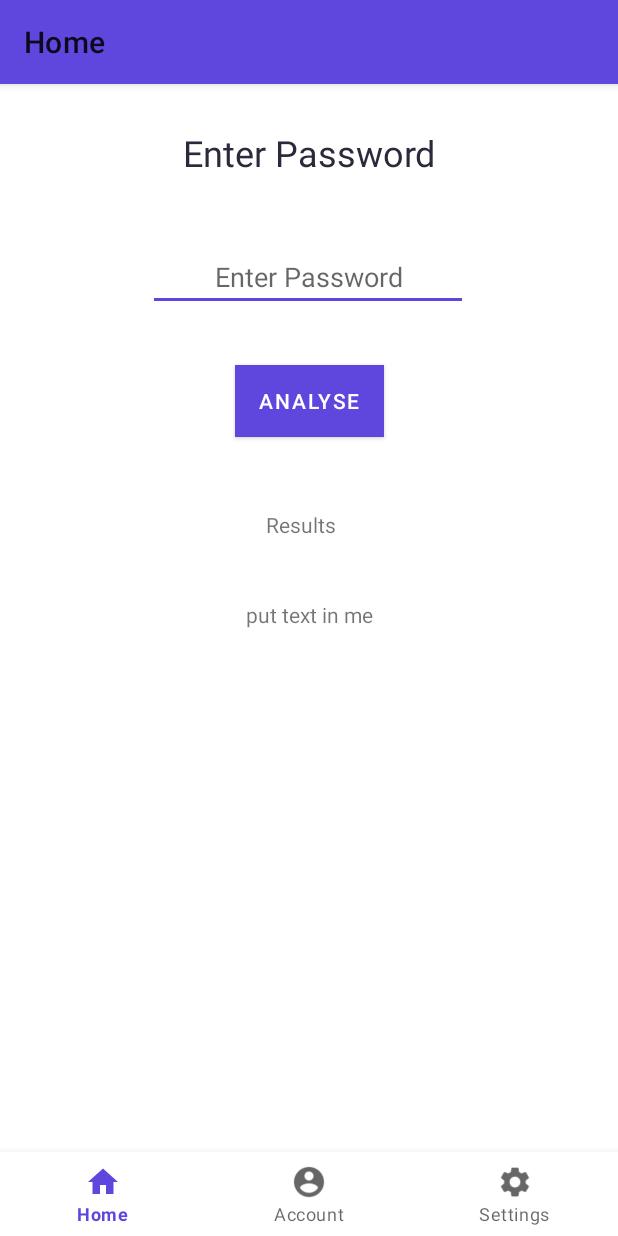
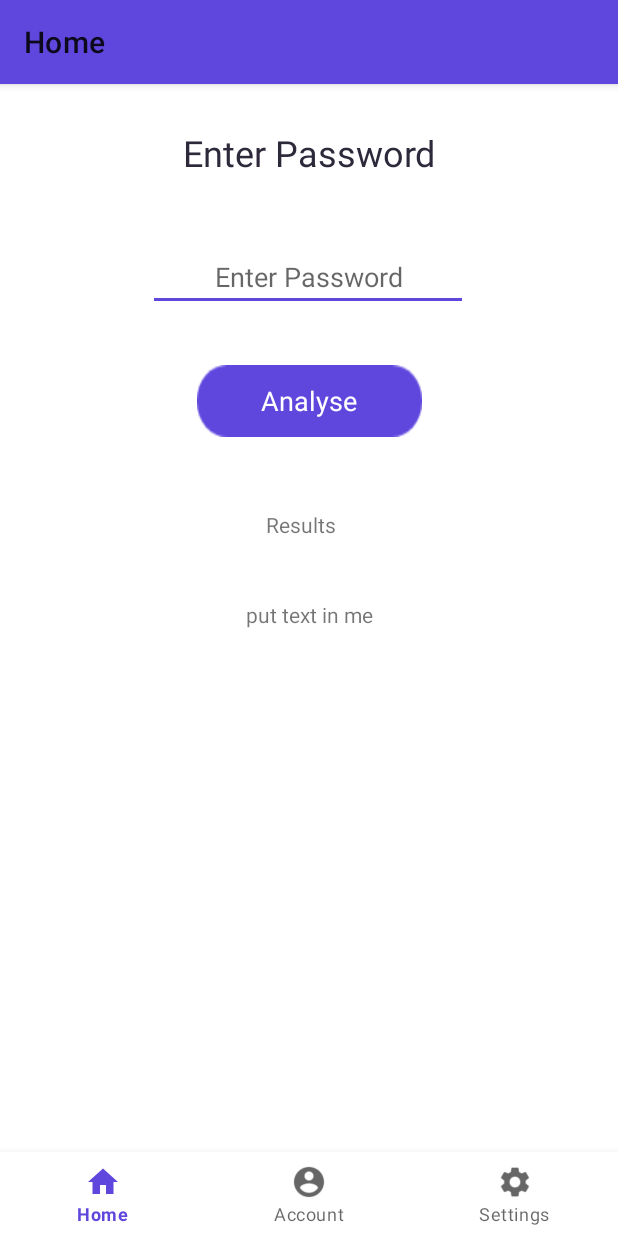
Before and after one commit to Steven-Hanley/EH9_Project, an Android app: the screen it shows after launch (MainActivity), on a phone screen of 412 x 824 dp. Run offline under Robolectric (Android 15) with nearby library versions, the phone set to English and light mode, and no system bars; our stand-ins replace Volley, navigation-ui; network calls fail.

Commit message:
Added Custom Button design with 3 states as well as a universal style for all buttons. Made custom classes for the results the api sends back and using gson to convert the api return string to a gson object. Examples included of how to reference these objects. Added TODO to remind myself what needs doing feel free to remove/ammend

```diff
--- a/AndroidApp/app/build.gradle
+++ b/AndroidApp/app/build.gradle
@@ -44,9 +44,10 @@ dependencies {
     implementation 'androidx.lifecycle:lifecycle-viewmodel-ktx:2.3.1'
     implementation 'androidx.navigation:navigation-fragment-ktx:2.3.4'
     implementation 'androidx.navigation:navigation-ui-ktx:2.3.4'
-    testImplementation 'junit:junit:4.+'
     androidTestImplementation 'androidx.test.ext:junit:1.1.2'
     androidTestImplementation 'androidx.test.espresso:espresso-core:3.3.0'
     implementation 'com.android.volley:volley:1.2.0'
+    implementation 'com.google.code.gson:gson:2.8.6'
+
 
 }
--- /dev/null
+++ b/AndroidApp/app/src/main/java/com/eh9/eh9project/classes/DictionaryResults.kt
@@ -0,0 +1,6 @@
+package com.eh9.eh9project.classes
+
+data class DictionaryResults(
+    var exactMatch: Boolean? = null,
+    var wordsInDict: Boolean? = null
+)
--- /dev/null
+++ b/AndroidApp/app/src/main/res/drawable/custom_button.xml
@@ -0,0 +1,8 @@
+<?xml version="1.0" encoding="utf-8"?>
+<selector xmlns:android="http://schemas.android.com/apk/res/android">
+    <item android:drawable="@drawable/ic_button_pressed"
+        android:state_pressed="true" />
+    <item android:drawable="@drawable/ic_button_hover"
+        android:state_focused="true"/>
+    <item android:drawable="@drawable/ic_button_default"/>
+</selector>
--- a/AndroidApp/app/src/main/res/layout/fragment_home.xml
+++ b/AndroidApp/app/src/main/res/layout/fragment_home.xml
@@ -37,13 +37,12 @@
         app:layout_constraintTop_toTopOf="parent" />
     <!-- TODO fix night theme as at the minute it seems the app bar and button colour dont use the one defined in theme -->
     <Button
+        style="@style/CustomButtons"
         android:id="@+id/submitPassword"
         android:layout_width="wrap_content"
         android:layout_height="wrap_content"
         android:layout_marginTop="187dp"
-        android:background="?attr/colorSecondaryVariant"
         android:text="@string/homeSubmitButtonText"
-        android:textColor="?attr/colorPrimaryVariant"
         app:layout_constraintEnd_toEndOf="parent"
         app:layout_constraintHorizontal_bias="0.5"
         app:layout_constraintStart_toStartOf="parent"
@@ -61,6 +60,19 @@
         app:layout_constraintStart_toStartOf="parent"
         app:layout_constraintTop_toTopOf="parent" />
 
+    <ScrollView
+        android:layout_width="match_parent"
+        android:layout_height="match_parent"
+        android:scrollbars="none"
+        tools:layout_editor_absoluteX="-68dp"
+        tools:layout_editor_absoluteY="16dp">
+
+
+        <LinearLayout
+            android:layout_width="match_parent"
+            android:layout_height="wrap_content"
+            android:orientation="vertical" >
+
             <TextView
                 android:id="@+id/passResults"
                 android:layout_width="328dp"
@@ -68,9 +80,8 @@
                 android:layout_marginStart="42dp"
                 android:layout_marginTop="344dp"
                 android:text="@string/homeResultsField"
-        android:textAlignment="center"
-        app:layout_constraintEnd_toEndOf="parent"
-        app:layout_constraintHorizontal_bias="0.0"
-        app:layout_constraintStart_toStartOf="parent"
-        app:layout_constraintTop_toTopOf="parent" />
+                android:textAlignment="center" />
+        </LinearLayout>
+    </ScrollView>
+
 </androidx.constraintlayout.widget.ConstraintLayout>
--- /dev/null
+++ b/AndroidApp/app/src/main/res/values/styles.xml
@@ -0,0 +1,13 @@
+<?xml version="1.0" encoding="utf-8"?>
+<resources>
+
+    <style name="CustomButtons" parent="Theme.EH9Project">
+        <item name="android:background">@drawable/custom_button</item>
+        <item name="android:backgroundTint">?attr/colorSecondaryVariant</item>
+        <item name="android:textColor">?attr/colorPrimaryVariant</item>
+        <item name="android:textSize">18sp</item>
+    </style>
+
+
+
+</resources>
--- a/AndroidApp/app/src/main/res/values/themes.xml
+++ b/AndroidApp/app/src/main/res/values/themes.xml
@@ -1,4 +1,4 @@
-<resources xmlns:tools="http://schemas.android.com/tools">
+<resources>
     <!-- Base application theme. -->
     <style name="Theme.EH9Project" parent="Theme.MaterialComponents.DayNight">
         <!-- Primary brand color. -->
@@ -7,7 +7,7 @@
         <item name="colorOnPrimary">@color/lightPrimaryText</item>
         <!-- Secondary brand color. -->
         <item name="colorSecondary">@color/lightAccents</item>
-        <item name="colorSecondaryVariant">@color/lightButtons</item>
+        <item name="colorSecondaryVariant">@color/lightAccents</item>
         <item name="colorOnSecondary">@color/lightSecondaryText</item>
         <!-- Status bar color. -->
         <item name="android:statusBarColor">@color/lightAccents</item>
```
Also changed, not shown: AndroidApp/app/src/main/java/com/eh9/eh9project/MainActivity.kt (+25 -14 lines), AndroidApp/app/src/main/java/com/eh9/eh9project/classes/PasswordScores.kt (added, +11 -0 lines), AndroidApp/app/src/main/java/com/eh9/eh9project/classes/apiResults.kt (added, +7 -0 lines), AndroidApp/app/src/main/res/layout/fragment_account.xml (+4 -3 lines), AndroidApp/app/src/main/res/drawable/ic_button_default.png (added), AndroidApp/app/src/main/res/drawable/ic_button_hover.png (added), AndroidApp/app/src/main/res/drawable/ic_button_pressed.png (added). Lines whose indentation alone changed are shown as unchanged.
